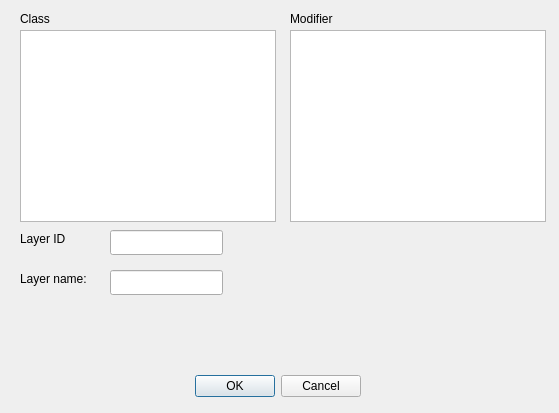
usiksan/SaliCAD, file windows/SdDLayerCreate.ui: the form before one commit.
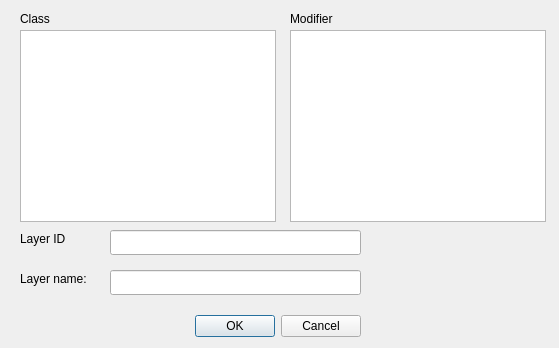
The form after the commit.

Commit message: Append layer trace displaying in layer edit dialog with next state switching. Append stratum fixation with layer modificator when layer creation.

Patch:
```diff
--- a/windows/SdDLayerCreate.ui
+++ b/windows/SdDLayerCreate.ui
@@ -7,7 +7,7 @@
     <x>0</x>
     <y>0</y>
     <width>559</width>
-    <height>413</height>
+    <height>348</height>
    </rect>
   </property>
   <property name="windowTitle">
@@ -17,7 +17,7 @@
    <property name="geometry">
     <rect>
      <x>20</x>
-     <y>370</y>
+     <y>310</y>
      <width>341</width>
      <height>32</height>
     </rect>
@@ -106,7 +106,7 @@
     <rect>
      <x>110</x>
      <y>230</y>
-     <width>113</width>
+     <width>251</width>
      <height>25</height>
     </rect>
    </property>
@@ -129,7 +129,7 @@
     <rect>
      <x>110</x>
      <y>270</y>
-     <width>113</width>
+     <width>251</width>
      <height>25</height>
     </rect>
    </property>
```
The commit also changes 8 other files.
